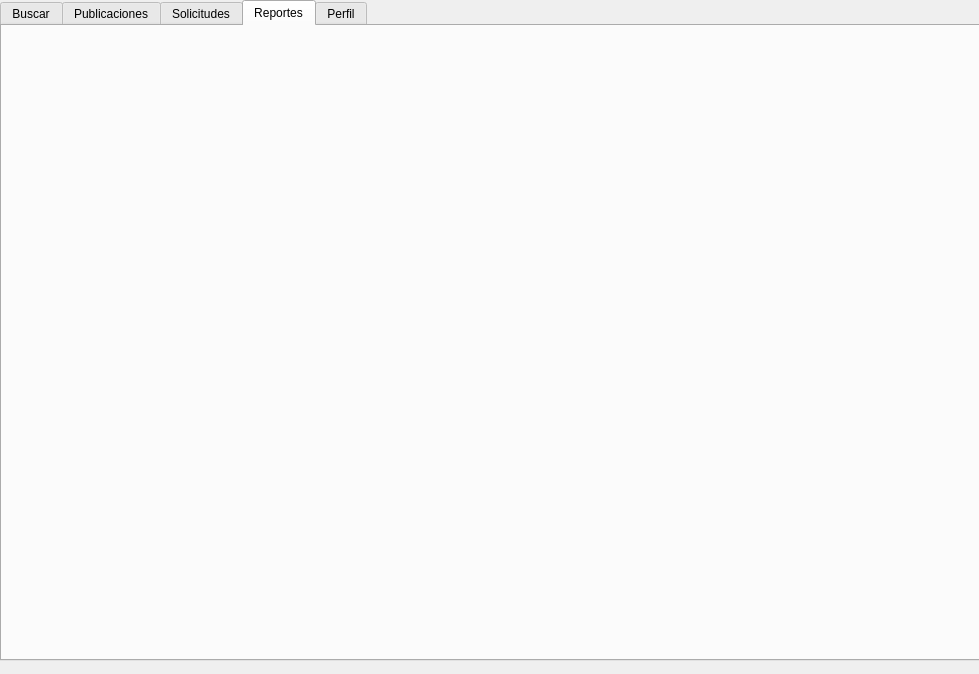
Above: Fase2/userwindow.ui from angelygm03/-EDD-Proyecto_202210483 before the change. Below: the same form after it.
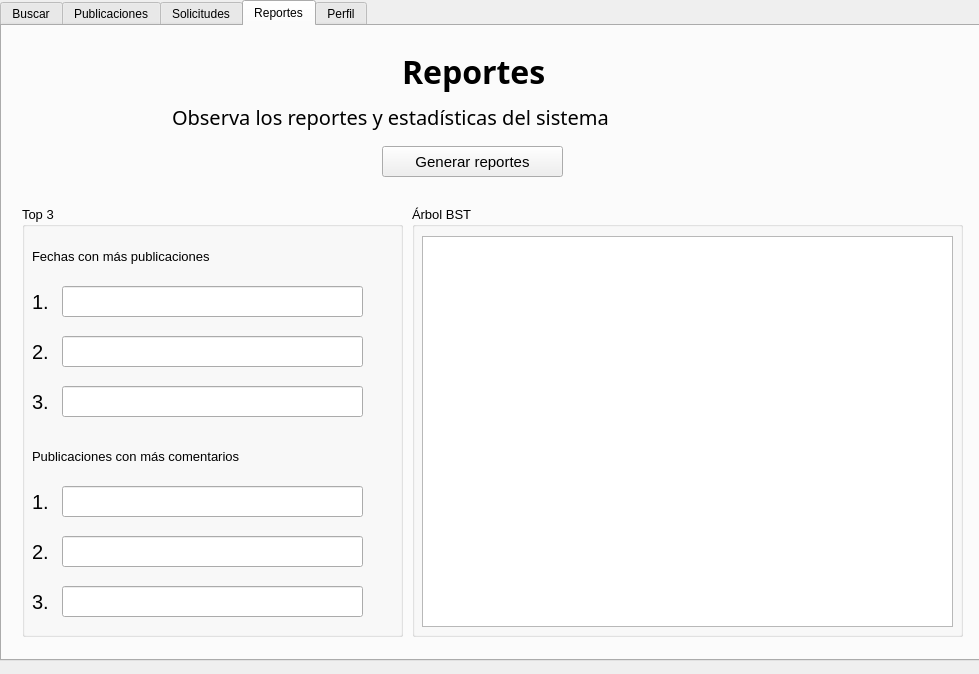
That is the form after the change. The open tabs and pages were chosen to show the change.

The edit to the form file:
```diff
--- a/Fase2/userwindow.ui
+++ b/Fase2/userwindow.ui
@@ -795,6 +795,351 @@
      <attribute name="title">
       <string>Reportes</string>
      </attribute>
+     <widget class="QLabel" name="label_18">
+      <property name="geometry">
+       <rect>
+        <x>400</x>
+        <y>0</y>
+        <width>201</width>
+        <height>91</height>
+       </rect>
+      </property>
+      <property name="font">
+       <font>
+        <family>Cascadia Mono SemiBold</family>
+        <pointsize>24</pointsize>
+        <bold>true</bold>
+       </font>
+      </property>
+      <property name="text">
+       <string>Reportes</string>
+      </property>
+     </widget>
+     <widget class="QGroupBox" name="groupBox_7">
+      <property name="geometry">
+       <rect>
+        <x>20</x>
+        <y>180</y>
+        <width>381</width>
+        <height>431</height>
+       </rect>
+      </property>
+      <property name="font">
+       <font>
+        <pointsize>10</pointsize>
+       </font>
+      </property>
+      <property name="title">
+       <string>Top 3</string>
+      </property>
+      <widget class="QLabel" name="label_20">
+       <property name="geometry">
+        <rect>
+         <x>10</x>
+         <y>40</y>
+         <width>281</width>
+         <height>20</height>
+        </rect>
+       </property>
+       <property name="text">
+        <string>Fechas con más publicaciones</string>
+       </property>
+      </widget>
+      <widget class="QLabel" name="label_21">
+       <property name="geometry">
+        <rect>
+         <x>10</x>
+         <y>240</y>
+         <width>281</width>
+         <height>20</height>
+        </rect>
+       </property>
+       <property name="text">
+        <string>Publicaciones con más comentarios</string>
+       </property>
+      </widget>
+      <widget class="QLabel" name="label_22">
+       <property name="geometry">
+        <rect>
+         <x>10</x>
+         <y>80</y>
+         <width>21</width>
+         <height>31</height>
+        </rect>
+       </property>
+       <property name="font">
+        <font>
+         <pointsize>15</pointsize>
+        </font>
+       </property>
+       <property name="text">
+        <string>1.</string>
+       </property>
+      </widget>
+      <widget class="QLabel" name="label_23">
+       <property name="geometry">
+        <rect>
+         <x>10</x>
+         <y>130</y>
+         <width>21</width>
+         <height>31</height>
+        </rect>
+       </property>
+       <property name="font">
+        <font>
+         <pointsize>15</pointsize>
+        </font>
+       </property>
+       <property name="text">
+        <string>2.</string>
+       </property>
+      </widget>
+      <widget class="QLabel" name="label_24">
+       <property name="geometry">
+        <rect>
+         <x>10</x>
+         <y>180</y>
+         <width>21</width>
+         <height>31</height>
+        </rect>
+       </property>
+       <property name="font">
+        <font>
+         <pointsize>15</pointsize>
+        </font>
+       </property>
+       <property name="text">
+        <string>3.</string>
+       </property>
+      </widget>
+      <widget class="QLineEdit" name="lineEdit_2_top1fecha">
+       <property name="geometry">
+        <rect>
+         <x>40</x>
+         <y>80</y>
+         <width>301</width>
+         <height>31</height>
+        </rect>
+       </property>
+       <property name="font">
+        <font>
+         <pointsize>11</pointsize>
+        </font>
+       </property>
+       <property name="text">
+        <string/>
+       </property>
+      </widget>
+      <widget class="QLineEdit" name="lineEdit_3_top2fecha">
+       <property name="geometry">
+        <rect>
+         <x>40</x>
+         <y>130</y>
+         <width>301</width>
+         <height>31</height>
+        </rect>
+       </property>
+       <property name="font">
+        <font>
+         <pointsize>11</pointsize>
+        </font>
+       </property>
+       <property name="text">
+        <string/>
+       </property>
+      </widget>
+      <widget class="QLineEdit" name="lineEdit_4_top3fecha">
+       <property name="geometry">
+        <rect>
+         <x>40</x>
+         <y>180</y>
+         <width>301</width>
+         <height>31</height>
+        </rect>
+       </property>
+       <property name="font">
+        <font>
+         <pointsize>11</pointsize>
+        </font>
+       </property>
+       <property name="text">
+        <string/>
+       </property>
+      </widget>
+      <widget class="QLabel" name="label_49">
+       <property name="geometry">
+        <rect>
+         <x>10</x>
+         <y>380</y>
+         <width>21</width>
+         <height>31</height>
+        </rect>
+       </property>
+       <property name="font">
+        <font>
+         <pointsize>15</pointsize>
+        </font>
+       </property>
+       <property name="text">
+        <string>3.</string>
+       </property>
+      </widget>
+      <widget class="QLabel" name="label_50">
+       <property name="geometry">
+        <rect>
+         <x>10</x>
+         <y>280</y>
+         <width>21</width>
+         <height>31</height>
+        </rect>
+       </property>
+       <property name="font">
+        <font>
+         <pointsize>15</pointsize>
+        </font>
+       </property>
+       <property name="text">
+        <string>1.</string>
+       </property>
+      </widget>
+      <widget class="QLineEdit" name="lineEdit_9_top2pub">
+       <property name="geometry">
+        <rect>
+         <x>40</x>
+         <y>330</y>
+         <width>301</width>
+         <height>31</height>
+        </rect>
+       </property>
+       <property name="font">
+        <font>
+         <pointsize>11</pointsize>
+        </font>
+       </property>
+       <property name="text">
+        <string/>
+       </property>
+      </widget>
+      <widget class="QLabel" name="label_51">
+       <property name="geometry">
+        <rect>
+         <x>10</x>
+         <y>330</y>
+         <width>21</width>
+         <height>31</height>
+        </rect>
+       </property>
+       <property name="font">
+        <font>
+         <pointsize>15</pointsize>
+        </font>
+       </property>
+       <property name="text">
+        <string>2.</string>
+       </property>
+      </widget>
+      <widget class="QLineEdit" name="lineEdit_10_top1pub">
+       <property name="geometry">
+        <rect>
+         <x>40</x>
+         <y>280</y>
+         <width>301</width>
+         <height>31</height>
+        </rect>
+       </property>
+       <property name="font">
+        <font>
+         <pointsize>11</pointsize>
+        </font>
+       </property>
+       <property name="text">
+        <string/>
+       </property>
+      </widget>
+      <widget class="QLineEdit" name="lineEdit_11_top3pub">
+       <property name="geometry">
+        <rect>
+         <x>40</x>
+         <y>380</y>
+         <width>301</width>
+         <height>31</height>
+        </rect>
+       </property>
+       <property name="font">
+        <font>
+         <pointsize>11</pointsize>
+        </font>
+       </property>
+       <property name="text">
+        <string/>
+       </property>
+      </widget>
+     </widget>
+     <widget class="QGroupBox" name="groupBox_8">
+      <property name="geometry">
+       <rect>
+        <x>410</x>
+        <y>180</y>
+        <width>551</width>
+        <height>431</height>
+       </rect>
+      </property>
+      <property name="font">
+       <font>
+        <pointsize>10</pointsize>
+       </font>
+      </property>
+      <property name="title">
+       <string>Árbol BST</string>
+      </property>
+      <widget class="QGraphicsView" name="graphicsView_bst">
+       <property name="geometry">
+        <rect>
+         <x>10</x>
+         <y>30</y>
+         <width>531</width>
+         <height>391</height>
+        </rect>
+       </property>
+      </widget>
+     </widget>
+     <widget class="QLabel" name="label_52">
+      <property name="geometry">
+       <rect>
+        <x>170</x>
+        <y>70</y>
+        <width>711</width>
+        <height>41</height>
+       </rect>
+      </property>
+      <property name="font">
+       <font>
+        <family>Cascadia Code</family>
+        <pointsize>15</pointsize>
+       </font>
+      </property>
+      <property name="text">
+       <string>Observa los reportes y estadísticas del sistema</string>
+      </property>
+     </widget>
+     <widget class="QPushButton" name="pushButton_7_reportes">
+      <property name="geometry">
+       <rect>
+        <x>380</x>
+        <y>120</y>
+        <width>181</width>
+        <height>31</height>
+       </rect>
+      </property>
+      <property name="font">
+       <font>
+        <pointsize>11</pointsize>
+       </font>
+      </property>
+      <property name="text">
+       <string>Generar reportes</string>
+      </property>
+     </widget>
     </widget>
     <widget class="QWidget" name="tab_5_perfil">
      <attribute name="title">
```
Left out of the diff: 304 changed lines with no effect on the pictures.
